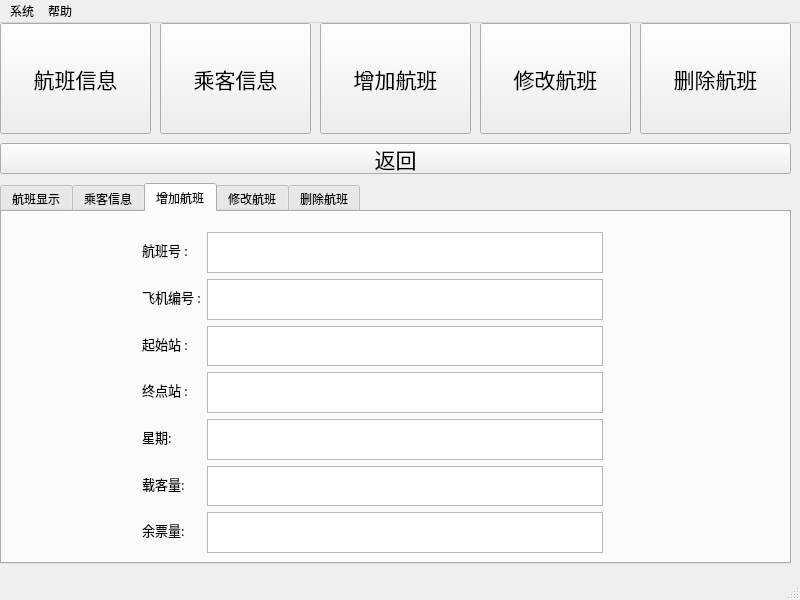
Before: the Qt Designer form airport/admin.ui in saber-mashiro/Airport, drawn with Qt 5.
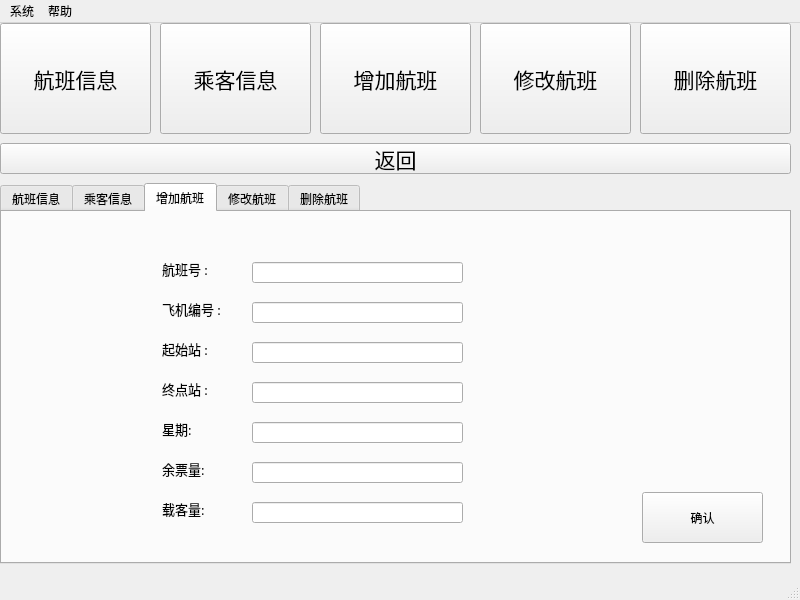
After: the same form once the commit is applied. The open tabs and pages were chosen to show the change.

```diff
--- a/airport/admin.ui
+++ b/airport/admin.ui
@@ -147,7 +147,7 @@
     </property>
     <widget class="QWidget" name="tab">
      <attribute name="title">
-      <string>航班显示</string>
+      <string>航班信息</string>
      </attribute>
      <widget class="QPlainTextEdit" name="plainTextEdit">
       <property name="geometry">
@@ -182,18 +182,15 @@
      <attribute name="title">
       <string>增加航班</string>
      </attribute>
-     <widget class="QWidget" name="formLayoutWidget_3">
-      <property name="geometry">
-       <rect>
-        <x>140</x>
-        <y>20</y>
-        <width>461</width>
-        <height>321</height>
-       </rect>
-      </property>
-      <layout class="QFormLayout" name="formLayout_3">
-       <item row="0" column="0">
         <widget class="QLabel" name="label">
+      <property name="geometry">
+       <rect>
+        <x>160</x>
+        <y>40</y>
+        <width>59</width>
+        <height>33</height>
+       </rect>
+      </property>
          <property name="font">
           <font>
            <family>方正字迹-兰梓蓑笠翁体 简</family>
@@ -204,19 +201,15 @@
           <string>航班号 :</string>
          </property>
         </widget>
-       </item>
-       <item row="0" column="1">
-        <widget class="QTextEdit" name="textEdit">
-         <property name="cursor" stdset="0">
-          <cursorShape>WaitCursor</cursorShape>
-         </property>
-         <property name="autoFormatting">
-          <set>QTextEdit::AutoNone</set>
-         </property>
-        </widget>
-       </item>
-       <item row="1" column="0">
         <widget class="QLabel" name="label_2">
+      <property name="geometry">
+       <rect>
+        <x>160</x>
+        <y>80</y>
+        <width>76</width>
+        <height>33</height>
+       </rect>
+      </property>
          <property name="font">
           <font>
            <family>方正字迹-兰梓蓑笠翁体 简</family>
@@ -227,16 +220,15 @@
           <string>飞机编号 :</string>
          </property>
         </widget>
-       </item>
-       <item row="1" column="1">
-        <widget class="QTextEdit" name="textEdit_2">
-         <property name="autoFormatting">
-          <set>QTextEdit::AutoNone</set>
-         </property>
-        </widget>
-       </item>
-       <item row="2" column="0">
         <widget class="QLabel" name="label_3">
+      <property name="geometry">
+       <rect>
+        <x>160</x>
+        <y>120</y>
+        <width>59</width>
+        <height>33</height>
+       </rect>
+      </property>
          <property name="font">
           <font>
            <family>方正字迹-兰梓蓑笠翁体 简</family>
@@ -247,16 +239,15 @@
           <string>起始站 :</string>
          </property>
         </widget>
-       </item>
-       <item row="2" column="1">
-        <widget class="QTextEdit" name="textEdit_3">
-         <property name="autoFormatting">
-          <set>QTextEdit::AutoNone</set>
-         </property>
-        </widget>
-       </item>
-       <item row="3" column="0">
         <widget class="QLabel" name="label_4">
+      <property name="geometry">
+       <rect>
+        <x>160</x>
+        <y>160</y>
+        <width>59</width>
+        <height>33</height>
+       </rect>
+      </property>
          <property name="font">
           <font>
            <family>方正字迹-兰梓蓑笠翁体 简</family>
@@ -267,16 +258,15 @@
           <string>终点站 :</string>
          </property>
         </widget>
-       </item>
-       <item row="3" column="1">
-        <widget class="QTextEdit" name="textEdit_4">
-         <property name="autoFormatting">
-          <set>QTextEdit::AutoNone</set>
-         </property>
-        </widget>
-       </item>
-       <item row="4" column="0">
         <widget class="QLabel" name="label_5">
+      <property name="geometry">
+       <rect>
+        <x>160</x>
+        <y>200</y>
+        <width>38</width>
+        <height>33</height>
+       </rect>
+      </property>
          <property name="font">
           <font>
            <family>方正字迹-兰梓蓑笠翁体 简</family>
@@ -287,16 +277,15 @@
           <string>星期:</string>
          </property>
         </widget>
-       </item>
-       <item row="4" column="1">
-        <widget class="QTextEdit" name="textEdit_5">
-         <property name="autoFormatting">
-          <set>QTextEdit::AutoNone</set>
-         </property>
-        </widget>
-       </item>
-       <item row="5" column="0">
         <widget class="QLabel" name="label_6">
+      <property name="geometry">
+       <rect>
+        <x>160</x>
+        <y>280</y>
+        <width>55</width>
+        <height>33</height>
+       </rect>
+      </property>
          <property name="font">
           <font>
            <family>方正字迹-兰梓蓑笠翁体 简</family>
@@ -307,16 +296,15 @@
           <string>载客量:</string>
          </property>
         </widget>
-       </item>
-       <item row="5" column="1">
-        <widget class="QTextEdit" name="textEdit_6">
-         <property name="autoFormatting">
-          <set>QTextEdit::AutoNone</set>
-         </property>
-        </widget>
-       </item>
-       <item row="6" column="0">
         <widget class="QLabel" name="label_7">
+      <property name="geometry">
+       <rect>
+        <x>160</x>
+        <y>240</y>
+        <width>61</width>
+        <height>33</height>
+       </rect>
+      </property>
          <property name="font">
           <font>
            <family>方正字迹-兰梓蓑笠翁体 简</family>
@@ -327,15 +315,88 @@
           <string>余票量:</string>
          </property>
         </widget>
-       </item>
-       <item row="6" column="1">
-        <widget class="QTextEdit" name="textEdit_7">
-         <property name="autoFormatting">
-          <set>QTextEdit::AutoNone</set>
-         </property>
-        </widget>
-       </item>
-      </layout>
+     <widget class="QLineEdit" name="lineEdit_5">
+      <property name="geometry">
+       <rect>
+        <x>250</x>
+        <y>50</y>
+        <width>211</width>
+        <height>21</height>
+       </rect>
+      </property>
+     </widget>
+     <widget class="QLineEdit" name="lineEdit_6">
+      <property name="geometry">
+       <rect>
+        <x>250</x>
+        <y>90</y>
+        <width>211</width>
+        <height>21</height>
+       </rect>
+      </property>
+     </widget>
+     <widget class="QLineEdit" name="lineEdit_7">
+      <property name="geometry">
+       <rect>
+        <x>250</x>
+        <y>130</y>
+        <width>211</width>
+        <height>21</height>
+       </rect>
+      </property>
+     </widget>
+     <widget class="QLineEdit" name="lineEdit_8">
+      <property name="geometry">
+       <rect>
+        <x>250</x>
+        <y>170</y>
+        <width>211</width>
+        <height>21</height>
+       </rect>
+      </property>
+     </widget>
+     <widget class="QLineEdit" name="lineEdit_9">
+      <property name="geometry">
+       <rect>
+        <x>250</x>
+        <y>210</y>
+        <width>211</width>
+        <height>21</height>
+       </rect>
+      </property>
+     </widget>
+     <widget class="QLineEdit" name="lineEdit_10">
+      <property name="geometry">
+       <rect>
+        <x>250</x>
+        <y>250</y>
+        <width>211</width>
+        <height>21</height>
+       </rect>
+      </property>
+     </widget>
+     <widget class="QLineEdit" name="lineEdit_11">
+      <property name="geometry">
+       <rect>
+        <x>250</x>
+        <y>290</y>
+        <width>211</width>
+        <height>21</height>
+       </rect>
+      </property>
+     </widget>
+     <widget class="QPushButton" name="pushButton_7">
+      <property name="geometry">
+       <rect>
+        <x>640</x>
+        <y>280</y>
+        <width>121</width>
+        <height>51</height>
+       </rect>
+      </property>
+      <property name="text">
+       <string>确认</string>
+      </property>
      </widget>
     </widget>
     <widget class="QWidget" name="tab_4">
```
Left out of the diff: 144 changed lines with no effect on the pictures. Lines whose indentation alone changed are shown as unchanged.
